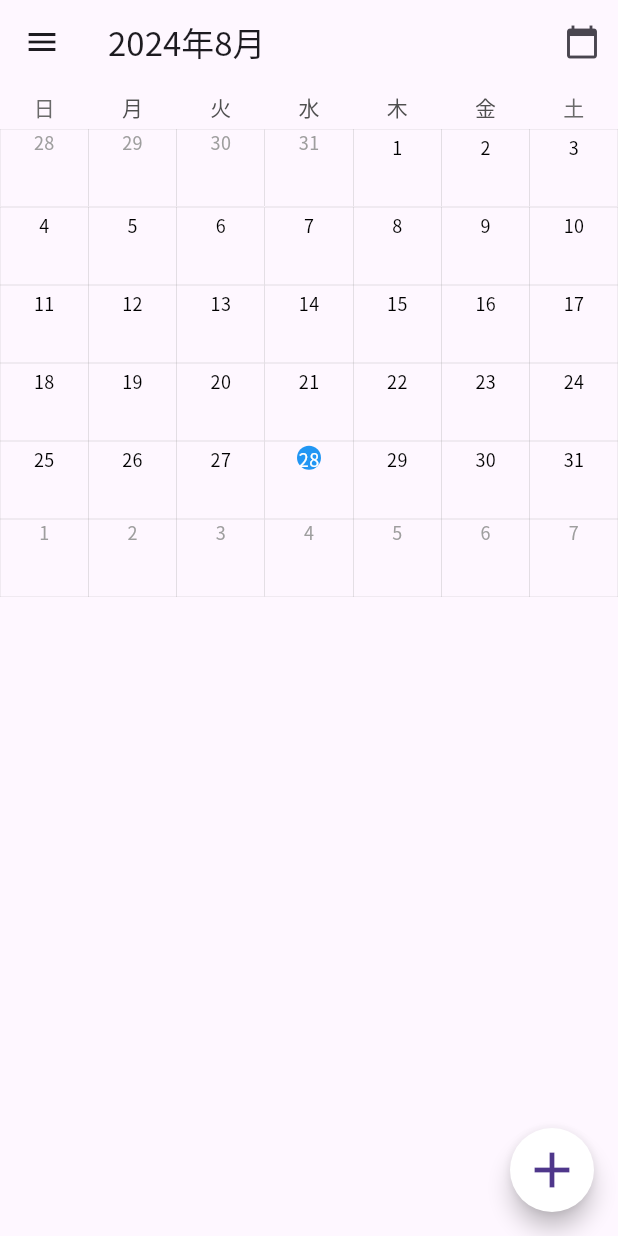
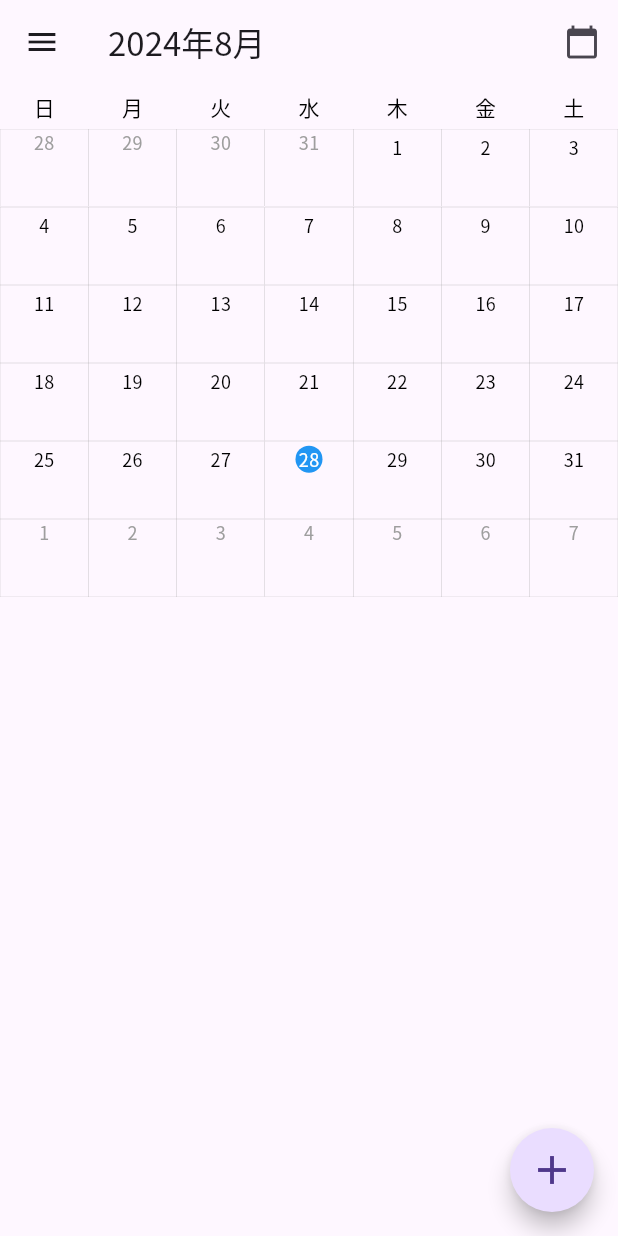
Before and after one commit to Ferret-Missle/CalendarApp, a Flutter app: the screen it shows after launch, on a phone screen of 412 x 824 dp. Run offline on Flutter 3.47's test engine with Material 3 defaults, Android fonts, the phone set to English and light mode, and no system bars; drawn by our look-alikes of table_calendar.

Commit message:
0816-0232
Signed-off-by: shosan <shosan.918@gmail.com>

```diff
--- a/lib/main.dart
+++ b/lib/main.dart
@@ -40,6 +40,13 @@ class _MyAppState extends State<MyApp> {
         dividerTheme: DividerThemeData(
           color: Colors.grey,
           thickness: 0.5,
+        ),
+        floatingActionButtonTheme: FloatingActionButtonThemeData(
+          backgroundColor: Colors.grey[800],
+          foregroundColor: Colors.grey[300],
+        ),
+        iconTheme: IconThemeData(
+          color: Colors.white,
         ),
       ),
       themeMode: _themeMode,
@@ -227,7 +234,9 @@ class _MyHomePageState extends State<MyHomePage> {
                   textAlign: TextAlign.left,
                 ),
                 subtitle: Text(
-                  'ライトモード',
+                  Theme.of(context).brightness == Brightness.light
+                      ? 'ライトモード'
+                      : 'ダークモード',
                   style: TextStyle(
                     fontSize: 14,
                     fontWeight: FontWeight.w300,
@@ -291,6 +300,20 @@ class _MyHomePageState extends State<MyHomePage> {
         eventLoader: (day) {
           return _events[day] ?? [];
         },
+        daysOfWeekStyle: DaysOfWeekStyle(
+          weekdayStyle: TextStyle(
+            fontWeight: FontWeight.w200,
+            color: Theme.of(context).brightness == Brightness.light
+                ? Colors.black
+                : Colors.white,
+          ),
+          weekendStyle: TextStyle(
+            fontWeight: FontWeight.w200,
+            color: Theme.of(context).brightness == Brightness.light
+                ? Colors.black
+                : Colors.white,
+          ),
+        ),
         //カレンダーのスタイル調整
         calendarBuilders: CalendarBuilders(
           //イベント表示
@@ -314,8 +337,8 @@ class _MyHomePageState extends State<MyHomePage> {
               ),
               child: Container(
                 margin: EdgeInsets.only(top: 3),
-                width: 16,
-                height: 16,
+                width: 18,
+                height: 18,
                 decoration: BoxDecoration(
                   color: Colors.blue,
                   shape: BoxShape.circle,
@@ -418,10 +441,9 @@ class _MyHomePageState extends State<MyHomePage> {
           height: 80,
           child: Icon(
             Icons.add,
-            size: 40,
+            size: 32,
           ),
         ),
-        backgroundColor: Colors.white,
         shape: CircleBorder(),
       ),
     );
```
Also changed, not shown: 4 other files.
